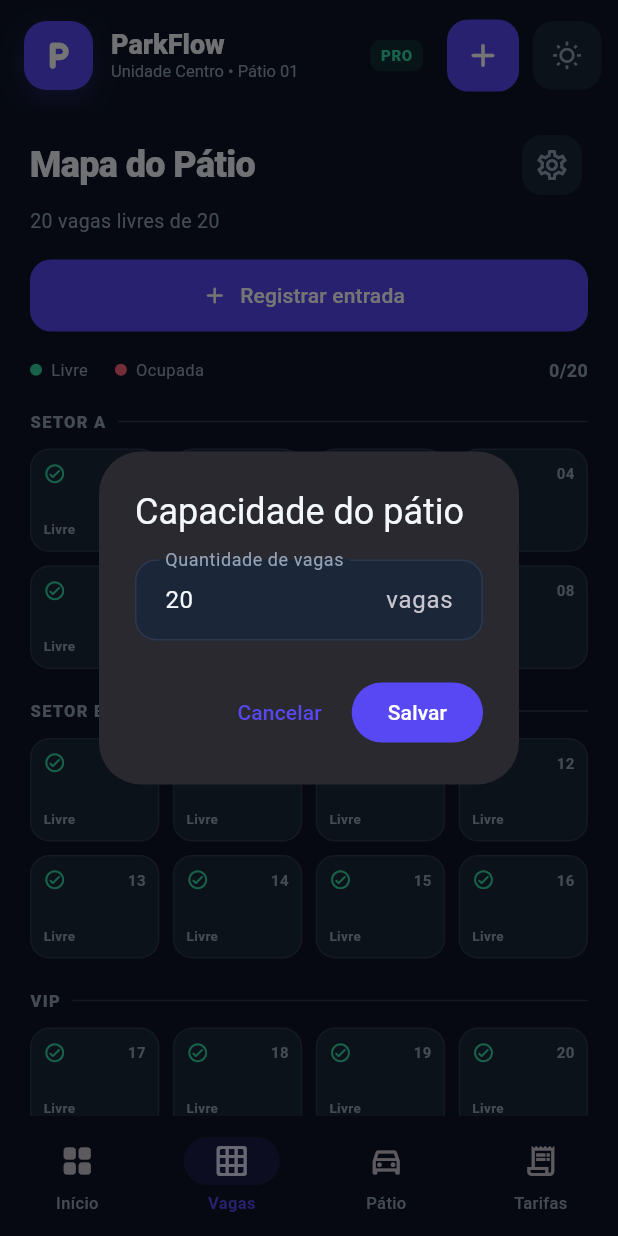
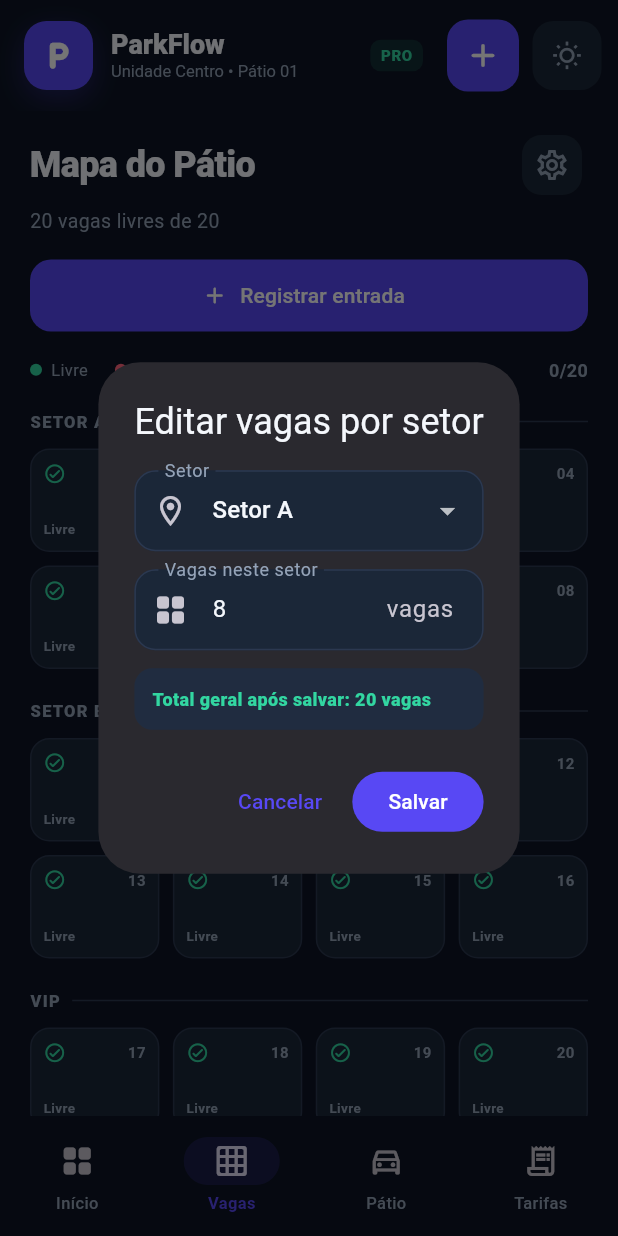
Before and after one commit to joao-vict0r/App_controle_patio, a Flutter app: the screen it shows after launch, item 2 of the bottom bar chosen, after a tap on the "settings" icon, on a phone screen of 412 x 824 dp. Run offline on Flutter 3.47's test engine with Material 3 defaults, Android fonts, the phone set to English and light mode, and no system bars; our stand-ins replace image_picker, shared_preferences; missing offline and left inert: google_mlkit_text_recognition.

Commit message:
ajustado bug de cadastro e alteração de vagas

```diff
--- a/lib/parking_controller.dart
+++ b/lib/parking_controller.dart
@@ -11,12 +11,16 @@ class ParkingController extends ChangeNotifier {
   static const _partnersKey = 'parking_partners_v1';
   static const _rateKey = 'parking_hourly_rate_v1';
   static const _capacityKey = 'parking_capacity_v1';
+  static const _sectorCapacitiesKey = 'parking_sector_capacities_v1';
 
   List<ParkingSession> sessions = [];
   List<MonthlyMember> members = [];
   List<ParkingPartner> partners = [];
   double hourlyRate = 12;
-  int parkingCapacity = 20;
+  Map<String, int> sectorCapacities = {'A': 8, 'B': 8, 'VIP': 4};
+
+  int get parkingCapacity =>
+      sectorCapacities.values.fold(0, (total, value) => total + value);
 
   int get freeSpaces {
     final available = parkingCapacity - openSessions.length;
@@ -65,7 +69,19 @@ class ParkingController extends ChangeNotifier {
       ParkingPartner.fromJson,
     );
     hourlyRate = preferences.getDouble(_rateKey) ?? hourlyRate;
-    parkingCapacity = preferences.getInt(_capacityKey) ?? parkingCapacity;
+    final storedSectorCapacities = preferences.getString(_sectorCapacitiesKey);
+    if (storedSectorCapacities == null) {
+      sectorCapacities = _splitCapacity(preferences.getInt(_capacityKey) ?? 20);
+    } else {
+      final stored = Map<String, dynamic>.from(
+        jsonDecode(storedSectorCapacities) as Map,
+      );
+      sectorCapacities = {
+        'A': (stored['A'] as num?)?.toInt() ?? 0,
+        'B': (stored['B'] as num?)?.toInt() ?? 0,
+        'VIP': (stored['VIP'] as num?)?.toInt() ?? 0,
+      };
+    }
     final migratedSpots = _assignMissingSpots();
     if (migratedSpots) await _saveSessions();
     notifyListeners();
@@ -305,16 +321,28 @@ class ParkingController extends ChangeNotifier {
     notifyListeners();
   }
 
-  Future<void> updateParkingCapacity(int value) async {
-    if (value < 1) {
-      throw ArgumentError('O estacionamento precisa ter ao menos uma vaga.');
+  Future<void> updateSectorCapacity({
+    required String sector,
+    required int value,
+  }) async {
+    if (!sectorCapacities.containsKey(sector)) {
+      throw ArgumentError('Selecione um setor válido.');
     }
-    if (openSessions.length > value) {
+    if (value < 0) {
+      throw ArgumentError('A quantidade de vagas não pode ser negativa.');
+    }
+    final updatedCapacities = Map<String, int>.from(sectorCapacities)
+      ..[sector] = value;
+    final newTotal = updatedCapacities.values.fold<int>(
+      0,
+      (total, capacity) => total + capacity,
+    );
+    if (openSessions.length > newTotal) {
       throw StateError(
         'A capacidade não pode ficar abaixo dos veículos no pátio.',
       );
     }
-    parkingCapacity = value;
+    sectorCapacities = updatedCapacities;
     final open = openSessions..sort((a, b) => a.entryAt.compareTo(b.entryAt));
     for (var index = 0; index < open.length; index++) {
       final sessionIndex = sessions.indexWhere(
@@ -327,7 +355,11 @@ class ParkingController extends ChangeNotifier {
       }
     }
     final preferences = await SharedPreferences.getInstance();
-    await preferences.setInt(_capacityKey, value);
+    await preferences.setString(
+      _sectorCapacitiesKey,
+      jsonEncode(sectorCapacities),
+    );
+    await preferences.setInt(_capacityKey, newTotal);
     await _saveSessions();
     notifyListeners();
   }
@@ -364,3 +396,13 @@ bool _isSameDay(DateTime first, DateTime second) =>
     first.year == second.year &&
     first.month == second.month &&
     first.day == second.day;
+
+Map<String, int> _splitCapacity(int total) {
+  final firstSector = (total * .4).floor();
+  final secondSector = (total * .4).floor();
+  return {
+    'A': firstSector,
+    'B': secondSector,
+    'VIP': total - firstSector - secondSector,
+  };
+}
--- a/lib/parking_home.dart
+++ b/lib/parking_home.dart
@@ -704,28 +704,19 @@ class SpacesPage extends StatelessWidget {
       animation: controller,
       builder: (context, _) {
         final capacity = controller.parkingCapacity;
-        final firstEnd = (capacity * .4).ceil().clamp(1, capacity).toInt();
-        final secondEnd = (capacity * .8)
-            .ceil()
-            .clamp(firstEnd, capacity)
-            .toInt();
-        final sectors = <MapEntry<String, List<int>>>[
-          MapEntry('SETOR A', List.generate(firstEnd, (index) => index + 1)),
-          MapEntry(
-            'SETOR B',
-            List.generate(
-              secondEnd - firstEnd,
-              (index) => firstEnd + index + 1,
-            ),
-          ),
-          MapEntry(
-            'VIP',
-            List.generate(
-              capacity - secondEnd,
-              (index) => secondEnd + index + 1,
-            ),
-          ),
-        ].where((sector) => sector.value.isNotEmpty).toList();
+        var nextSpotNumber = 1;
+        final sectors = <MapEntry<String, List<int>>>[];
+        for (final entry in controller.sectorCapacities.entries) {
+          final spaces = List.generate(
+            entry.value,
+            (index) => nextSpotNumber + index,
+          );
+          if (spaces.isNotEmpty) {
+            final name = entry.key == 'VIP' ? 'VIP' : 'SETOR ${entry.key}';
+            sectors.add(MapEntry(name, spaces));
+          }
+          nextSpotNumber += entry.value;
+        }
         final occupiedBySpot = {
           for (final session in controller.openSessions)
             if (session.spotNumber != null) session.spotNumber!: session,
@@ -2982,7 +2973,7 @@ Future<void> _showRateDialog(
   final input = TextEditingController(
     text: controller.hourlyRate.toStringAsFixed(2).replaceAll('.', ','),
   );
-  await showDialog<void>(
+  final value = await showDialog<double>(
     context: context,
     builder: (dialogContext) => AlertDialog(
       title: const Text('Tarifa por hora'),
@@ -3001,13 +2992,12 @@ Future<void> _showRateDialog(
         ),
         FilledButton(
           onPressed: () async {
-            final value = double.tryParse(input.text.replaceAll(',', '.'));
-            if (value == null || value <= 0) {
+            final parsed = double.tryParse(input.text.replaceAll(',', '.'));
+            if (parsed == null || parsed <= 0) {
               _showSnack(dialogContext, 'Informe um valor válido.');
               return;
             }
-            await controller.updateHourlyRate(value);
-            if (dialogContext.mounted) Navigator.pop(dialogContext);
+            Navigator.pop(dialogContext, parsed);
           },
           child: const Text('Salvar'),
         ),
@@ -3015,26 +3005,91 @@ Future<void> _showRateDialog(
     ),
   );
   input.dispose();
+  if (value == null || !context.mounted) return;
+  try {
+    await controller.updateHourlyRate(value);
+    if (context.mounted) {
+      _showSnack(context, 'Tarifa atualizada para ${_money(value)} por hora.');
+    }
+  } catch (error) {
+    if (context.mounted) _showSnack(context, _errorMessage(error));
+  }
 }
 
 Future<void> _showCapacityDialog(
   BuildContext context,
   ParkingController controller,
 ) async {
+  var selectedSector = controller.sectorCapacities.keys.first;
   final input = TextEditingController(
-    text: controller.parkingCapacity.toString(),
-  );
-  await showDialog<void>(
+    text: controller.sectorCapacities[selectedSector].toString(),
+  );
+  final result = await showDialog<MapEntry<String, int>>(
     context: context,
-    builder: (dialogContext) => AlertDialog(
-      title: const Text('Capacidade do pátio'),
-      content: TextField(
+    builder: (dialogContext) => StatefulBuilder(
+      builder: (dialogContext, setDialogState) {
+        final currentSectorCapacity =
+            controller.sectorCapacities[selectedSector] ?? 0;
+        final requestedCapacity =
+            int.tryParse(input.text.trim()) ?? currentSectorCapacity;
+        final totalAfterSave =
+            controller.parkingCapacity -
+            currentSectorCapacity +
+            requestedCapacity;
+        return AlertDialog(
+          title: const Text('Editar vagas por setor'),
+          content: Column(
+            mainAxisSize: MainAxisSize.min,
+            children: [
+              DropdownButtonFormField<String>(
+                initialValue: selectedSector,
+                decoration: const InputDecoration(
+                  labelText: 'Setor',
+                  prefixIcon: Icon(Icons.location_on_outlined),
+                ),
+                items: controller.sectorCapacities.keys
+                    .map(
+                      (sector) => DropdownMenuItem(
+                        value: sector,
+                        child: Text(sector == 'VIP' ? 'VIP' : 'Setor $sector'),
+                      ),
+                    )
+                    .toList(),
+                onChanged: (sector) {
+                  if (sector == null) return;
+                  input.text = controller.sectorCapacities[sector].toString();
+                  setDialogState(() => selectedSector = sector);
+                },
+              ),
+              const SizedBox(height: 12),
+              TextField(
                 controller: input,
+                onChanged: (_) => setDialogState(() {}),
                 keyboardType: TextInputType.number,
                 decoration: const InputDecoration(
-          labelText: 'Quantidade de vagas',
+                  labelText: 'Vagas neste setor',
                   suffixText: 'vagas',
-        ),
+                  prefixIcon: Icon(Icons.grid_view_rounded),
+                ),
+              ),
+              const SizedBox(height: 12),
+              Container(
+                width: double.infinity,
+                padding: const EdgeInsets.all(12),
+                decoration: BoxDecoration(
+                  color: appSurfaceRaised,
+                  borderRadius: BorderRadius.circular(12),
+                ),
+                child: Text(
+                  'Total geral após salvar: $totalAfterSave vagas',
+                  style: const TextStyle(
+                    color: appGreen,
+                    fontSize: 12,
+                    fontWeight: FontWeight.w800,
+                  ),
+                ),
+              ),
+            ],
           ),
           actions: [
             TextButton(
@@ -3042,27 +3097,40 @@ Future<void> _showCapacityDialog(
               child: const Text('Cancelar'),
             ),
             FilledButton(
-          onPressed: () async {
-            final value = int.tryParse(input.text.trim());
-            if (value == null || value < 1) {
-              _showSnack(dialogContext, 'Informe uma quantidade válida.');
+              onPressed: () {
+                final parsed = int.tryParse(input.text.trim());
+                if (parsed == null || parsed < 0) {
+                  _showSnack(
+                    dialogContext,
+                    'Informe uma quantidade igual ou maior que zero.',
+                  );
                   return;
                 }
-            try {
-              await controller.updateParkingCapacity(value);
-              if (dialogContext.mounted) Navigator.pop(dialogContext);
-            } catch (error) {
-              if (dialogContext.mounted) {
-                _showSnack(dialogContext, _errorMessage(error));
-              }
-            }
+                Navigator.pop(dialogContext, MapEntry(selectedSector, parsed));
               },
               child: const Text('Salvar'),
             ),
           ],
+        );
+      },
     ),
   );
   input.dispose();
+  if (result == null || !context.mounted) return;
+  try {
+    await controller.updateSectorCapacity(
+      sector: result.key,
+      value: result.value,
+    );
+    if (context.mounted) {
+      _showSnack(
+        context,
+        'Setor ${result.key} atualizado para ${result.value} vagas. Total: ${controller.parkingCapacity}.',
+      );
+    }
+  } catch (error) {
+    if (context.mounted) _showSnack(context, _errorMessage(error));
+  }
 }
 
 String _formatDate(DateTime date) {
```
Also changed, not shown: assets/branding/parkflow_app_icon.png (added), 20 other files. Lines whose indentation alone changed are shown as unchanged.
